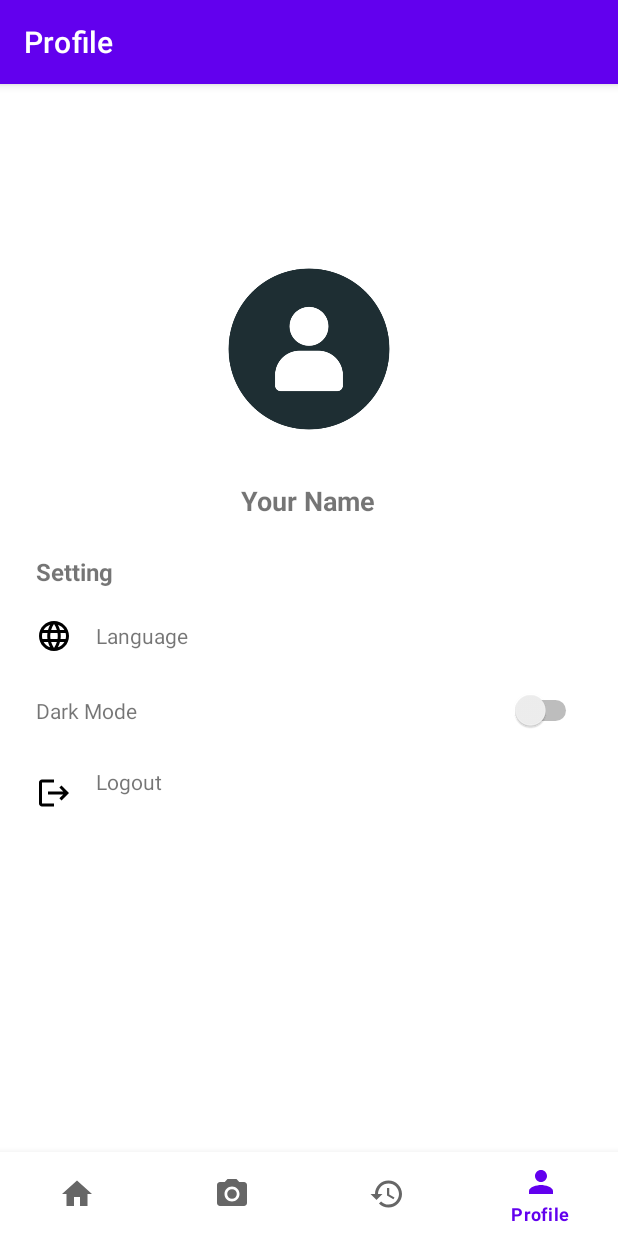
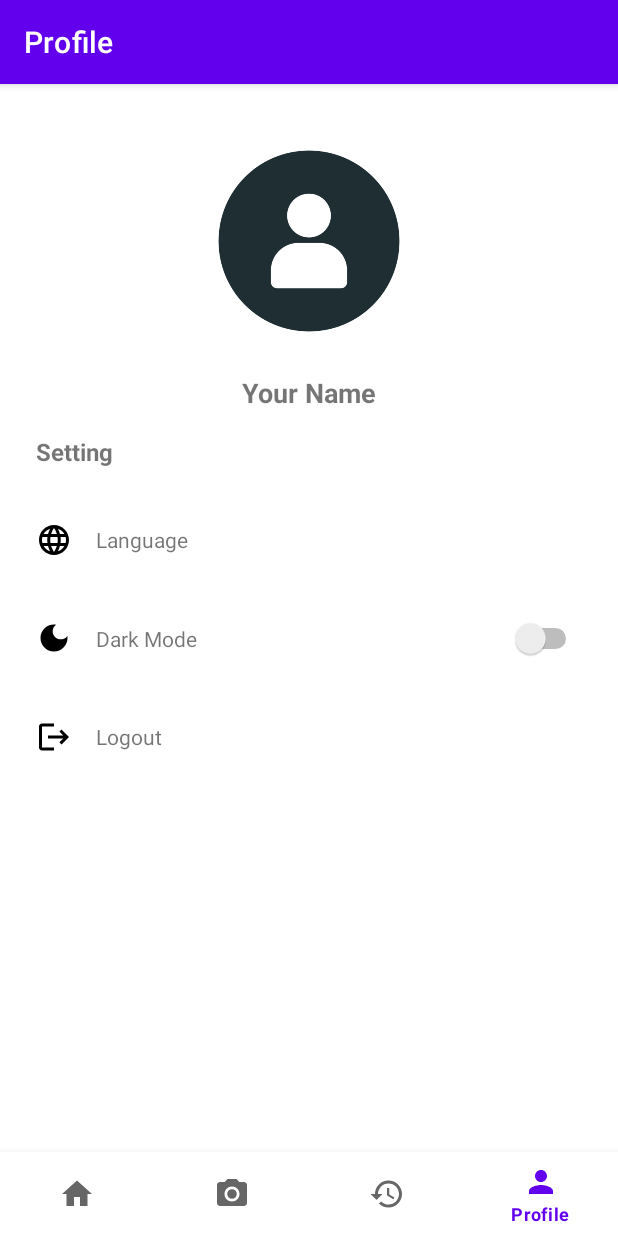
Before and after one commit to fauzanridho/ScanCamAnalyze, an Android app: the ProfileFragment screen opened through its navigation route, on a phone screen of 412 x 824 dp. Run offline under Robolectric (Android 15) with nearby library versions, the phone set to English and light mode, and no system bars; our stand-ins replace navigation-ui; 1 statement that could not run was skipped.

Commit message:
rabu 20 nov 22.36

```diff
--- a/app/src/main/AndroidManifest.xml
+++ b/app/src/main/AndroidManifest.xml
@@ -12,6 +12,12 @@
         android:supportsRtl="true"
         android:theme="@style/Theme.ScanCamAnalyze"
         tools:targetApi="31">
+        <activity
+            android:name=".ui.log.detailLog.DetailLogMainActivity"
+            android:exported="false" />
+        <activity
+            android:name=".ui.home.detailArticle.DetailArticleActivity"
+            android:exported="false" />
         <activity
             android:name=".ui.welcome.WelcomeActivity"
             android:exported="false" />
--- /dev/null
+++ b/app/src/main/java/com/capstone/scancamanalyze/ui/home/detailArticle/DetailArticleViewModel.kt
@@ -0,0 +1,6 @@
+package com.capstone.scancamanalyze.ui.home.detailArticle
+
+import androidx.lifecycle.ViewModel
+
+class DetailArticleViewModel : ViewModel() {
+}
--- /dev/null
+++ b/app/src/main/java/com/capstone/scancamanalyze/ui/log/detailLog/DetailLogViewModel.kt
@@ -0,0 +1,6 @@
+package com.capstone.scancamanalyze.ui.log.detailLog
+
+import androidx.lifecycle.ViewModel
+
+class DetailLogViewModel : ViewModel() {
+}
--- a/app/src/main/java/com/capstone/scancamanalyze/ui/login/LoginActivity.kt
+++ b/app/src/main/java/com/capstone/scancamanalyze/ui/login/LoginActivity.kt
@@ -81,4 +81,6 @@ class LoginActivity : AppCompatActivity() {
     private fun showLoading(isLoading: Boolean) {
         binding.progressBar.visibility = if (isLoading) View.VISIBLE else View.GONE
     }
+
+
 }
--- a/app/src/main/java/com/capstone/scancamanalyze/ui/profile/ProfileFragment.kt
+++ b/app/src/main/java/com/capstone/scancamanalyze/ui/profile/ProfileFragment.kt
@@ -28,7 +28,7 @@ class ProfileFragment : Fragment() {
         val root: View = binding.root
 
         // Logout
-        binding.menuLogout.setOnClickListener {
+        binding.containerLogout.setOnClickListener {
             viewModel.logout()
         }
 
--- /dev/null
+++ b/app/src/main/res/drawable/baseline_dark_mode_24.xml
@@ -0,0 +1,5 @@
+<vector xmlns:android="http://schemas.android.com/apk/res/android" android:height="24dp" android:tint="#000000" android:viewportHeight="24" android:viewportWidth="24" android:width="24dp">
+
+    <path android:fillColor="@android:color/white" android:pathData="M12,3c-4.97,0 -9,4.03 -9,9s4.03,9 9,9s9,-4.03 9,-9c0,-0.46 -0.04,-0.92 -0.1,-1.36c-0.98,1.37 -2.58,2.26 -4.4,2.26c-2.98,0 -5.4,-2.42 -5.4,-5.4c0,-1.81 0.89,-3.42 2.26,-4.4C12.92,3.04 12.46,3 12,3L12,3z"/>
+
+</vector>
--- a/app/src/main/res/layout/activity_main.xml
+++ b/app/src/main/res/layout/activity_main.xml
@@ -3,8 +3,7 @@
     xmlns:app="http://schemas.android.com/apk/res-auto"
     android:id="@+id/container"
     android:layout_width="match_parent"
-    android:layout_height="match_parent"
-    android:paddingTop="?attr/actionBarSize">
+    android:layout_height="match_parent">
 
     <com.google.android.material.bottomnavigation.BottomNavigationView
         android:id="@+id/nav_view"
--- a/app/src/main/res/layout/fragment_profile.xml
+++ b/app/src/main/res/layout/fragment_profile.xml
@@ -1,27 +1,30 @@
 <?xml version="1.0" encoding="utf-8"?>
 <ScrollView xmlns:android="http://schemas.android.com/apk/res/android"
+    xmlns:app="http://schemas.android.com/apk/res-auto"
     xmlns:tools="http://schemas.android.com/tools"
     android:layout_width="match_parent"
     android:layout_height="match_parent"
     android:background="?android:attr/windowBackground">
 
-    <LinearLayout
+    <androidx.constraintlayout.widget.ConstraintLayout
         android:layout_width="match_parent"
         android:layout_height="wrap_content"
+        android:gravity="center_horizontal"
         android:orientation="vertical"
-        android:padding="16dp"
-        android:gravity="center_horizontal">
+        android:padding="16dp">
 
         <!-- Avatar -->
         <ImageView
             android:id="@+id/img_avatar"
-            android:layout_width="136dp"
+            android:layout_width="145dp"
             android:layout_height="145dp"
-            android:layout_marginTop="32dp"
+            android:layout_marginTop="16dp"
             android:contentDescription="@string/avatar"
-            android:padding="8dp"
             android:scaleType="centerCrop"
-            android:src="@drawable/avatar" />
+            android:src="@drawable/avatar"
+            app:layout_constraintEnd_toEndOf="parent"
+            app:layout_constraintStart_toStartOf="parent"
+            app:layout_constraintTop_toTopOf="parent" />
 
         <!-- Name -->
         <TextView
@@ -29,37 +32,50 @@
             android:layout_width="wrap_content"
             android:layout_height="wrap_content"
             android:layout_marginTop="16dp"
+            android:layout_marginBottom="8dp"
+            android:gravity="center"
             android:text="Your Name"
             android:textSize="18sp"
             android:textStyle="bold"
-            android:gravity="center" />
+            app:layout_constraintBottom_toTopOf="@id/tv_setting"
+            app:layout_constraintEnd_toEndOf="parent"
+            app:layout_constraintStart_toStartOf="parent"
+            app:layout_constraintTop_toBottomOf="@+id/img_avatar"
+            app:layout_constraintVertical_bias="1.0" />
 
         <!-- Settings Section -->
         <TextView
+            android:id="@+id/tv_setting"
             android:layout_width="match_parent"
             android:layout_height="wrap_content"
-            android:layout_marginTop="24dp"
+            android:layout_marginTop="16dp"
+            android:paddingStart="8dp"
+            android:paddingBottom="8dp"
             android:text="@string/settings"
+            android:textSize="16sp"
             android:textStyle="bold"
-            android:textSize="16sp"
-            android:paddingStart="8dp"
-            android:paddingBottom="8dp" />
+            app:layout_constraintTop_toBottomOf="@+id/tv_name"
+            tools:layout_editor_absoluteX="16dp" />
 
         <!-- Language Option -->
         <LinearLayout
+            android:id="@+id/container_language"
             android:layout_width="match_parent"
             android:layout_height="wrap_content"
+            android:layout_marginTop="16dp"
+            android:background="?android:attr/selectableItemBackground"
+            android:gravity="center_vertical"
             android:orientation="horizontal"
-            android:gravity="center_vertical"
+            android:paddingHorizontal="8dp"
             android:paddingVertical="12dp"
-            android:background="?android:attr/selectableItemBackground"
-            android:paddingHorizontal="8dp">
+            app:layout_constraintTop_toBottomOf="@+id/tv_setting"
+            tools:layout_editor_absoluteX="16dp">
 
             <ImageView
                 android:layout_width="24dp"
                 android:layout_height="24dp"
-                android:src="@drawable/baseline_language_24"
-                android:contentDescription="@string/language" />
+                android:contentDescription="@string/language"
+                android:src="@drawable/baseline_language_24" />
 
             <TextView
                 android:layout_width="0dp"
@@ -72,19 +88,30 @@
 
         <!-- Dark Mode Toggle -->
         <LinearLayout
+            android:id="@+id/container_dark_mode"
             android:layout_width="match_parent"
             android:layout_height="wrap_content"
+            android:layout_marginTop="16dp"
+            android:background="?android:attr/selectableItemBackground"
+            android:gravity="center_vertical"
             android:orientation="horizontal"
-            android:gravity="center_vertical"
+            android:paddingHorizontal="8dp"
             android:paddingVertical="12dp"
-            android:background="?android:attr/selectableItemBackground"
-            android:paddingHorizontal="8dp">
+            app:layout_constraintTop_toBottomOf="@id/container_language"
+            tools:layout_editor_absoluteX="16dp">
+
+            <ImageView
+                android:layout_width="24dp"
+                android:layout_height="24dp"
+                android:contentDescription="@string/language"
+                android:src="@drawable/baseline_dark_mode_24" />
 
             <TextView
                 android:layout_width="0dp"
                 android:layout_height="wrap_content"
                 android:layout_weight="1"
                 android:text="@string/dark_mode"
+                android:layout_marginStart="16dp"
                 android:textSize="14sp" />
 
             <Switch
@@ -96,14 +123,17 @@
 
         <!-- Logout Option -->
         <LinearLayout
-            android:id="@+id/menu_logout"
+            android:id="@+id/container_logout"
             android:layout_width="match_parent"
             android:layout_height="wrap_content"
+            android:layout_marginTop="16dp"
+            android:background="?android:attr/selectableItemBackground"
+            android:gravity="center_vertical"
             android:orientation="horizontal"
-            android:gravity="center_vertical"
+            android:paddingHorizontal="8dp"
             android:paddingVertical="12dp"
-            android:background="?android:attr/selectableItemBackground"
-            android:paddingHorizontal="8dp">
+            app:layout_constraintTop_toBottomOf="@id/container_dark_mode"
+            tools:layout_editor_absoluteX="16dp">
 
             <ImageView
                 android:layout_width="24dp"
@@ -112,12 +142,12 @@
                 android:src="@drawable/baseline_logout_24" />
 
             <TextView
-                android:layout_width="315dp"
+                android:layout_width="0dp"
                 android:layout_height="wrap_content"
-                android:layout_marginStart="16dp"
                 android:layout_weight="1"
                 android:text="@string/logout"
+                android:layout_marginStart="16dp"
                 android:textSize="14sp" />
         </LinearLayout>
-    </LinearLayout>
+    </androidx.constraintlayout.widget.ConstraintLayout>
 </ScrollView>
```
Also changed, not shown: app/src/main/java/com/capstone/scancamanalyze/ui/home/detailArticle/DetailArticleActivity.kt (added, +21 -0 lines), app/src/main/java/com/capstone/scancamanalyze/ui/log/detailLog/DetailLogActivity.kt (added, +20 -0 lines), app/src/main/res/layout/activity_detail_article.xml (added, +10 -0 lines), app/src/main/res/layout/activity_detail_log_main.xml (added, +10 -0 lines), app/src/main/res/layout/activity_signup.xml (+6 -8 lines), app/src/main/res/layout/fragment_camera.xml (+23 -25 lines), app/src/main/res/layout/fragment_home.xml (+46 -37 lines), app/src/main/res/values/strings.xml (+12 -5 lines).
